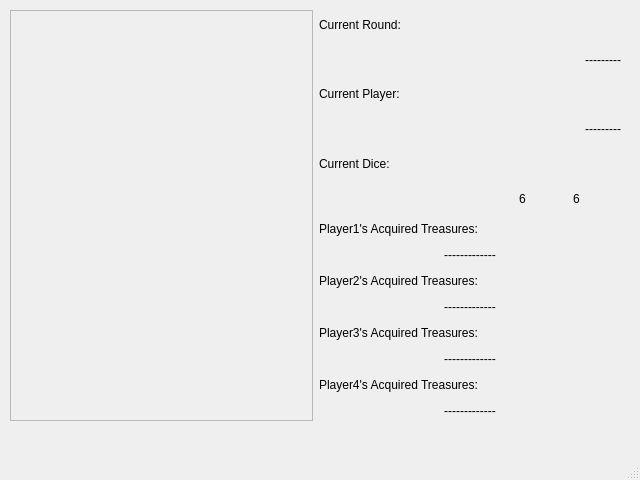
The window that Reza_Code/implementation/GameScreen.ui (rasakereh/engito) describes before a commit, drawn with Qt 5.
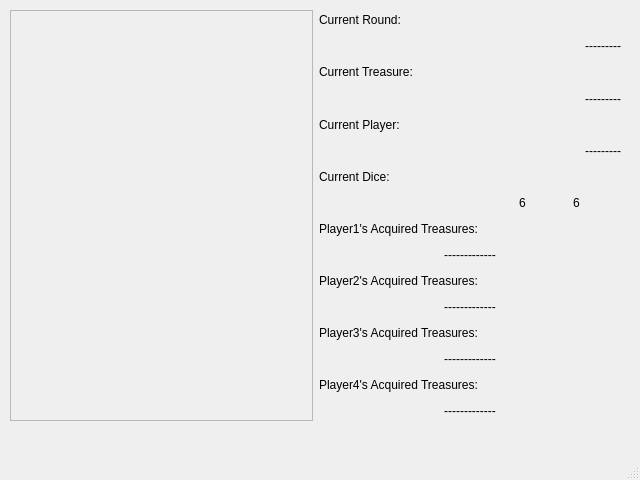
The same window after the commit.

```diff
--- a/Reza_Code/implementation/GameScreen.ui
+++ b/Reza_Code/implementation/GameScreen.ui
@@ -58,6 +58,23 @@
            </property>
           </widget>
          </item>
+         <item>
+          <widget class="QLabel" name="lblCurrentTreasure">
+           <property name="text">
+            <string>Current Treasure:</string>
+           </property>
+          </widget>
+         </item>
+         <item>
+          <widget class="QLabel" name="lblCurrentTreasureName">
+           <property name="text">
+            <string>---------</string>
+           </property>
+           <property name="alignment">
+            <set>Qt::AlignRight|Qt::AlignTrailing|Qt::AlignVCenter</set>
+           </property>
+          </widget>
+         </item>
          <item>
           <widget class="QLabel" name="lblCurrentPlayer">
            <property name="text">
```
